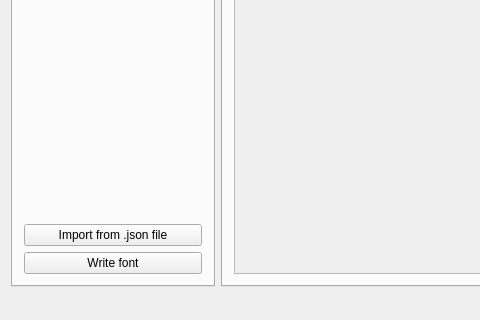
The window that src/fontbuilder.ui (mudita/fontbuilder) describes before a commit, drawn with Qt 5; both pictures show x 0 to 480 and y 240 to 560 of the 612 by 560 pixel window.
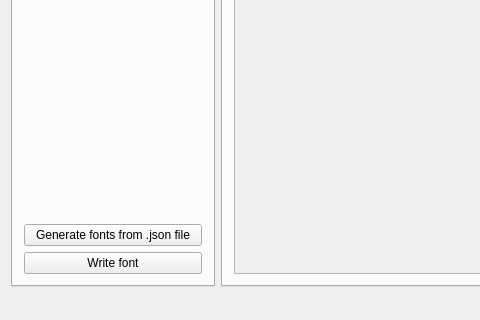
The same window after the commit. The open tabs and pages were chosen to show the change. Custom widgets are drawn as their Qt base class.

Commit message: Right JSON file added

The edit to the form file:
```diff
--- a/src/fontbuilder.ui
+++ b/src/fontbuilder.ui
@@ -145,7 +145,7 @@
         <item>
          <widget class="QPushButton" name="pushButtonImportJson">
           <property name="text">
-           <string>Import from .json file</string>
+           <string>Generate fonts from .json file</string>
           </property>
          </widget>
         </item>
```
Left out of the diff: 6 changed lines with no effect on the pictures. The commit also changes 10 other files.
